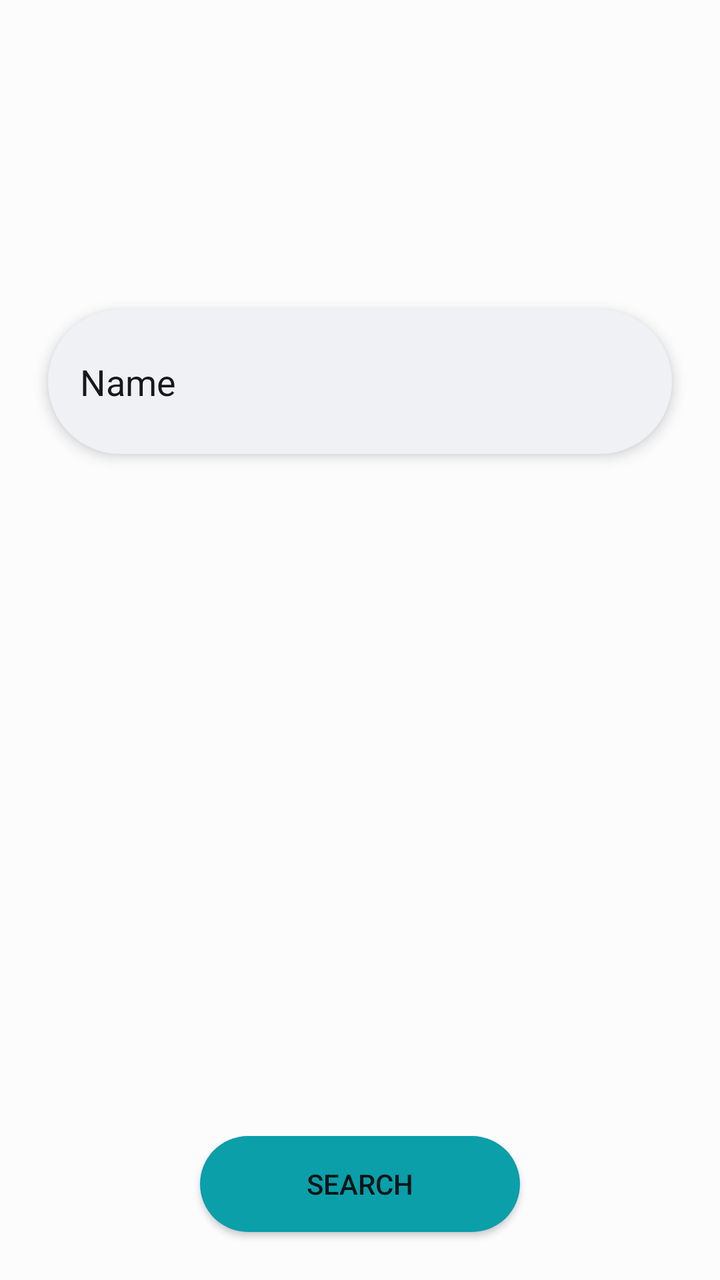
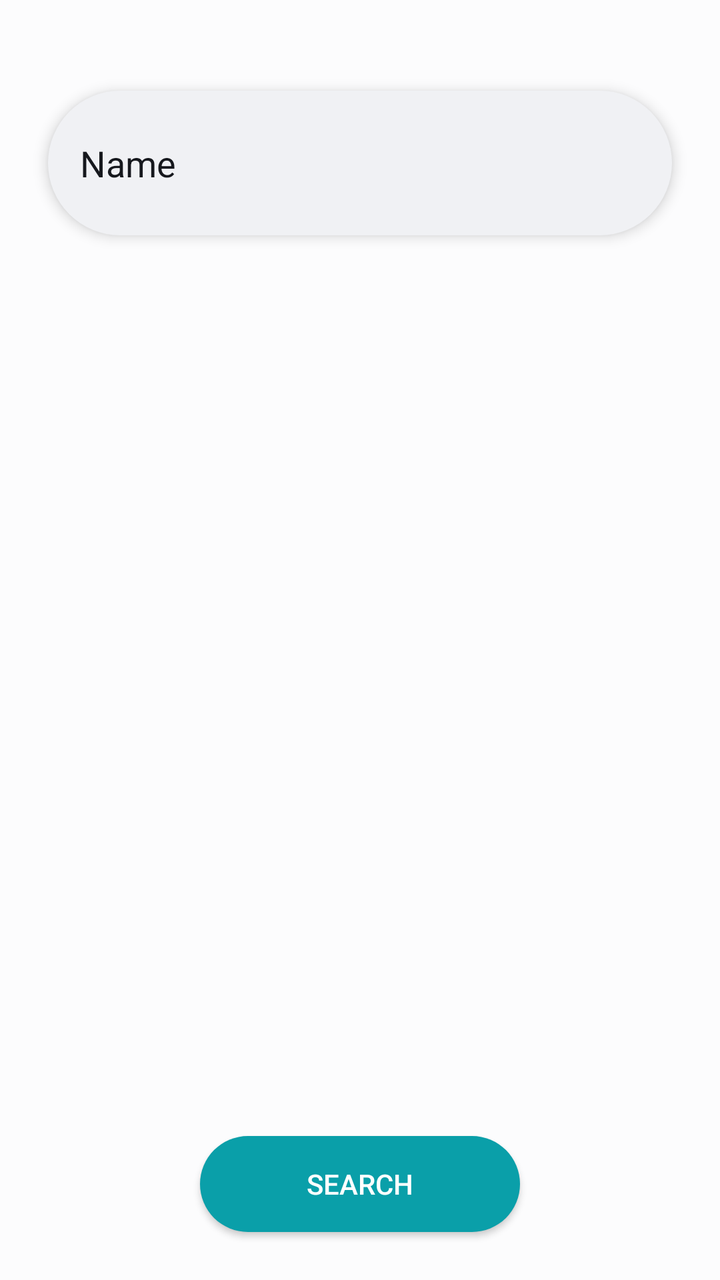

An Android layout rendered at two revisions. The XML below is the earlier revision; the diff shows what the commit changed to produce the second picture.
<!-- AndroidManifest.xml: application theme Theme.MangaCheck -->
<!-- res/layout/add_reading_select_by_name.xml -->
<?xml version="1.0" encoding="utf-8"?>
<androidx.constraintlayout.widget.ConstraintLayout xmlns:android="http://schemas.android.com/apk/res/android"
    xmlns:app="http://schemas.android.com/apk/res-auto"
    android:layout_width="match_parent"
    android:layout_height="match_parent"
    android:background="@color/Natural_99"
    android:clipChildren="false"
    android:clipToPadding="false"
    android:fitsSystemWindows="true">


    <EditText
        android:id="@+id/comic_name"
        android:layout_width="match_parent"
        android:layout_height="wrap_content"
        android:layout_marginHorizontal="@dimen/U_3"
        android:layout_marginBottom="@dimen/U_4"
        android:autofillHints="MangaName"
        android:background="@drawable/text_input"
        android:elevation="@dimen/U_half"
        android:hint="@string/add_comic_ch_name"
        android:inputType="text"
        android:padding="@dimen/U_3"
        android:paddingStart="@dimen/U_2"
        android:paddingEnd="0dp"
        android:textColor="?colorOnSurface"
        android:textColorHint="?colorOnSurface"
        app:layout_constraintBottom_toTopOf="@+id/lists_results_query_by_name"
        app:layout_constraintEnd_toEndOf="parent"
        app:layout_constraintStart_toStartOf="parent"
        app:layout_constraintTop_toTopOf="parent" />

    <ScrollView
        android:id="@+id/lists_results_query_by_name"
        android:layout_width="wrap_content"
        android:layout_height="wrap_content"
        app:layout_constraintBottom_toTopOf="@+id/submit_button"
        app:layout_constraintEnd_toEndOf="parent"
        app:layout_constraintStart_toStartOf="parent"
        app:layout_constraintTop_toBottomOf="@+id/comic_name" />


    <Button
        android:id="@+id/submit_button"
        android:layout_width="@dimen/U_20"
        android:layout_height="@dimen/U_6"
        android:layout_marginBottom="@dimen/U_3"
        android:background="@drawable/submit_button"
        android:elevation="@dimen/U_1"
        android:text="@string/page_search"
        app:layout_constraintBottom_toBottomOf="parent"
        app:layout_constraintEnd_toEndOf="parent"
        app:layout_constraintStart_toStartOf="parent" />

</androidx.constraintlayout.widget.ConstraintLayout>
<!-- resources referenced by this layout -->
<resources>
  <color name="Natural_99">#FCFCFD</color>
  <dimen name="U_1">8dp</dimen>
  <dimen name="U_2">16dp</dimen>
  <dimen name="U_20">160dp</dimen>
  <dimen name="U_3">24dp</dimen>
  <dimen name="U_4">32dp</dimen>
  <dimen name="U_6">48dp</dimen>
  <dimen name="U_half">4dp</dimen>
  <!-- drawable submit_button (drawable) -->
  <?xml version="1.0" encoding="utf-8"?>
  <shape xmlns:android="http://schemas.android.com/apk/res/android"
      android:shape="rectangle">
      <solid android:color="@color/secondary_35" />
      <corners android:radius="@dimen/U_8" />
  </shape>
  <!-- drawable text_input (drawable) -->
  <?xml version="1.0" encoding="utf-8"?>
  <shape xmlns:android="http://schemas.android.com/apk/res/android"
      android:shape="rectangle">
      <solid android:color="?colorSurface"/>
      <corners android:radius="@dimen/U_13"/>
  </shape>
  <string name="add_comic_ch_name">Name</string>
  <string name="page_search">Search</string>
  <color name="secondary_35">#0A9FA9</color>
  <dimen name="U_8">64dp</dimen>
  <dimen name="U_13">104dp</dimen>
  <color name="primary_35">#1038A2</color>
  <color name="primary_80">#A3B9F5</color>
  <color name="white">#FFFFFFFF</color>
  <color name="primary_20">#0A205C</color>
  <color name="secondary_80">#9FF4F9</color>
  <color name="secondary_20">#065B60</color>
  <color name="tertiary_35">#3D4C76</color>
  <color name="tertiary_80">#BCC4DC</color>
  <color name="tertiary_20">#232B43</color>
  <color name="error_35">#B22200</color>
  <color name="error_80">#FFAC99</color>
  <color name="error_20">#661300</color>
  <color name="Natural_80">#C4C9D4</color>
  <color name="Natural_10">#16181D</color>
  <color name="Natural_95">#F0F1F4</color>
  <color name="Natural_20">#2B303B</color>
  <color name="VNatural_90">#E2E9E9</color>
  <color name="VNatural_30">#415658</color>
  <color name="VNatural_50">#6C9093</color>
  <color name="VNatural_80">#C4D3D4</color>
  <style name="mySpinnerItemSelectedStyle" parent="@android:style/Widget.Holo.TextView.SpinnerItem">
          <item name="android:textColor">@color/black</item>
      </style>
  <color name="black">#FF000000</color>
  <!-- unchanged entries left out for length: 1 -->
</resources>

<!-- the commit's change to res/layout/add_reading_select_by_name.xml (unified diff, before → after) -->
@@ -14,7 +14,6 @@
         android:layout_width="match_parent"
         android:layout_height="wrap_content"
         android:layout_marginHorizontal="@dimen/U_3"
-        android:layout_marginBottom="@dimen/U_4"
         android:autofillHints="MangaName"
         android:background="@drawable/text_input"
         android:elevation="@dimen/U_half"
@@ -25,20 +24,36 @@
         android:paddingEnd="0dp"
         android:textColor="?colorOnSurface"
         android:textColorHint="?colorOnSurface"
-        app:layout_constraintBottom_toTopOf="@+id/lists_results_query_by_name"
+        app:layout_constraintBottom_toTopOf="@+id/scrollable_view"
         app:layout_constraintEnd_toEndOf="parent"
         app:layout_constraintStart_toStartOf="parent"
         app:layout_constraintTop_toTopOf="parent" />
 
+
     <ScrollView
-        android:id="@+id/lists_results_query_by_name"
-        android:layout_width="wrap_content"
-        android:layout_height="wrap_content"
+        android:id="@+id/scrollable_view"
+        android:layout_width="match_parent"
+        android:layout_height="@dimen/U_45"
+        android:paddingStart="@dimen/U_3"
+        android:paddingEnd="@dimen/U_3"
+        android:orientation="vertical"
+        android:elevation="@dimen/U_1"
         app:layout_constraintBottom_toTopOf="@+id/submit_button"
-        app:layout_constraintEnd_toEndOf="parent"
-        app:layout_constraintStart_toStartOf="parent"
-        app:layout_constraintTop_toBottomOf="@+id/comic_name" />
+        app:layout_constraintTop_toBottomOf="@+id/comic_name"
+        android:clipChildren="false"
+        android:fitsSystemWindows="true">
 
+
+        <LinearLayout
+            android:id="@+id/lists_results_query_by_name"
+            android:layout_width="match_parent"
+            android:layout_height="wrap_content"
+            android:divider="@drawable/empty_space"
+            android:orientation="vertical"
+            android:showDividers="middle|end"
+            android:layout_margin="@dimen/U_1"/>
+
+    </ScrollView>
 
     <Button
         android:id="@+id/submit_button"
@@ -46,6 +61,7 @@
         android:layout_height="@dimen/U_6"
         android:layout_marginBottom="@dimen/U_3"
         android:background="@drawable/submit_button"
+        android:textColor="?colorOnSecondary"
         android:elevation="@dimen/U_1"
         android:text="@string/page_search"
         app:layout_constraintBottom_toBottomOf="parent"
<!-- resource entries referenced after the edit -->
@@ -5,9 +5,16 @@
   <dimen name="U_2">16dp</dimen>
   <dimen name="U_20">160dp</dimen>
   <dimen name="U_3">24dp</dimen>
-  <dimen name="U_4">32dp</dimen>
+  <dimen name="U_45">360dp</dimen>
   <dimen name="U_6">48dp</dimen>
   <dimen name="U_half">4dp</dimen>
+  <!-- drawable empty_space (drawable) -->
+  <?xml version="1.0" encoding="utf-8"?>
+  <shape xmlns:android="http://schemas.android.com/apk/res/android">
+      <size
+          android:height="@dimen/U_1"
+          android:width="0dp"/>
+  </shape>
   <!-- drawable submit_button (drawable) -->
   <?xml version="1.0" encoding="utf-8"?>
   <shape xmlns:android="http://schemas.android.com/apk/res/android"
